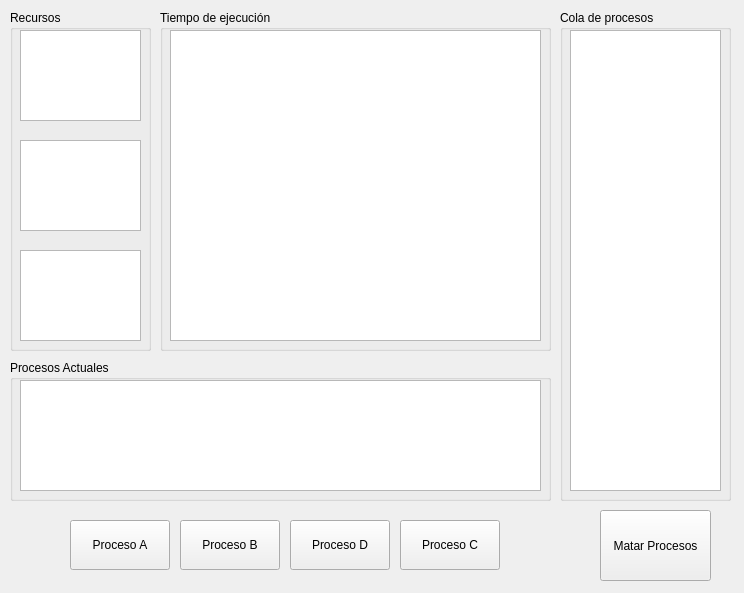
The window that Practica_01/Administrador_de_tareas/AdministradorDeTareas.ui (charly-zan/SistemasOperativos) describes before a commit, drawn with Qt 5.
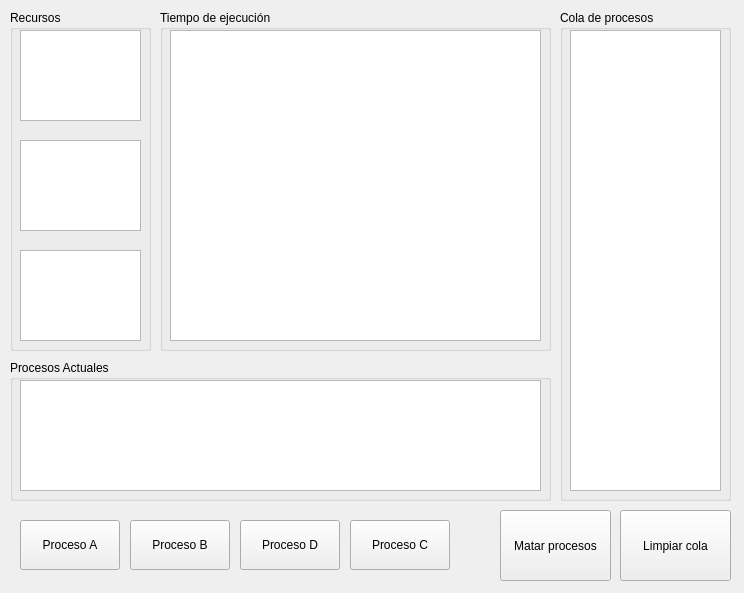
The same window after the commit.

Commit message: Agregada funcionalidad basica a botones  - Agregado un boton de limpiar cola  - Modificado el README de la practica

```diff
--- a/Practica_01/Administrador_de_tareas/AdministradorDeTareas.ui
+++ b/Practica_01/Administrador_de_tareas/AdministradorDeTareas.ui
@@ -29,7 +29,7 @@
    <widget class="QPushButton" name="btn_01">
     <property name="geometry">
      <rect>
-      <x>70</x>
+      <x>20</x>
       <y>520</y>
       <width>100</width>
       <height>50</height>
@@ -42,7 +42,7 @@
    <widget class="QPushButton" name="btn_02">
     <property name="geometry">
      <rect>
-      <x>180</x>
+      <x>130</x>
       <y>520</y>
       <width>100</width>
       <height>50</height>
@@ -55,7 +55,7 @@
    <widget class="QPushButton" name="btn_03">
     <property name="geometry">
      <rect>
-      <x>290</x>
+      <x>240</x>
       <y>520</y>
       <width>100</width>
       <height>50</height>
@@ -68,7 +68,7 @@
    <widget class="QPushButton" name="btn_04">
     <property name="geometry">
      <rect>
-      <x>400</x>
+      <x>350</x>
       <y>520</y>
       <width>100</width>
       <height>50</height>
@@ -81,14 +81,14 @@
    <widget class="QPushButton" name="btn_KA">
     <property name="geometry">
      <rect>
-      <x>600</x>
+      <x>500</x>
       <y>510</y>
       <width>111</width>
       <height>71</height>
      </rect>
     </property>
     <property name="text">
-     <string>Matar Procesos</string>
+     <string>Matar procesos</string>
     </property>
    </widget>
    <widget class="QGroupBox" name="gB_colaProcesos">
@@ -206,6 +206,19 @@
      </property>
     </widget>
    </widget>
+   <widget class="QPushButton" name="btn_Limpiar">
+    <property name="geometry">
+     <rect>
+      <x>620</x>
+      <y>510</y>
+      <width>111</width>
+      <height>71</height>
+     </rect>
+    </property>
+    <property name="text">
+     <string>Limpiar cola</string>
+    </property>
+   </widget>
   </widget>
  </widget>
  <resources/>
```
The commit also changes 3 other files.
